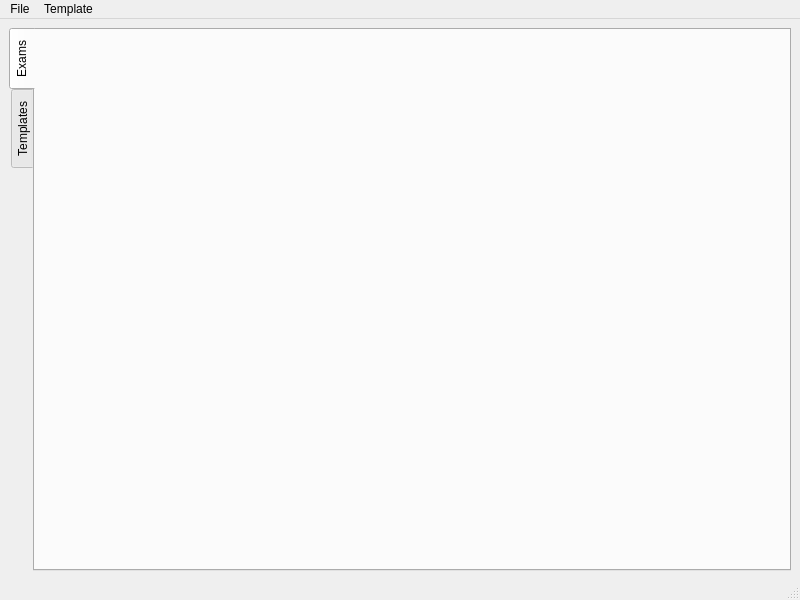
This is views/mainwindow.ui in GandalfM/automatic-exams-reader as Qt 5 draws it before an edit. The edited form follows.
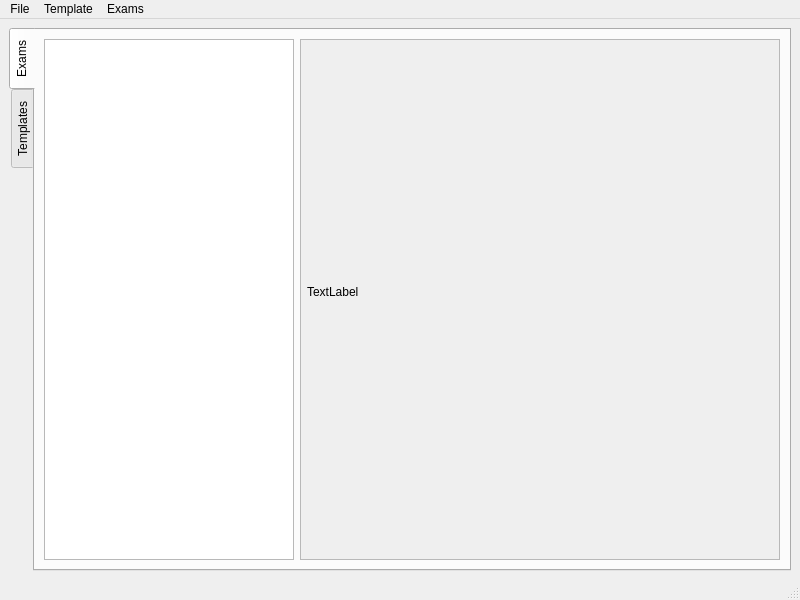
This is the edited form. The open tabs and pages were chosen to show the change.

Commit message: Added simple exam view

Diff of the .ui file:
```diff
--- a/views/mainwindow.ui
+++ b/views/mainwindow.ui
@@ -54,7 +54,57 @@
        <attribute name="title">
         <string>Exams</string>
        </attribute>
-       <layout class="QHBoxLayout" name="horizontalLayout_2"/>
+       <layout class="QHBoxLayout" name="horizontalLayout_2">
+        <item>
+         <widget class="QListView" name="examListView">
+          <property name="maximumSize">
+           <size>
+            <width>250</width>
+            <height>16777215</height>
+           </size>
+          </property>
+         </widget>
+        </item>
+        <item>
+         <widget class="QScrollArea" name="scrollArea">
+          <property name="widgetResizable">
+           <bool>true</bool>
+          </property>
+          <widget class="QWidget" name="scrollAreaWidgetContents">
+           <property name="geometry">
+            <rect>
+             <x>0</x>
+             <y>0</y>
+             <width>480</width>
+             <height>515</height>
+            </rect>
+           </property>
+           <widget class="QLabel" name="imageLabel">
+            <property name="geometry">
+             <rect>
+              <x>6</x>
+              <y>-4</y>
+              <width>471</width>
+              <height>511</height>
+             </rect>
+            </property>
+            <property name="sizePolicy">
+             <sizepolicy hsizetype="Ignored" vsizetype="Ignored">
+              <horstretch>0</horstretch>
+              <verstretch>0</verstretch>
+             </sizepolicy>
+            </property>
+            <property name="text">
+             <string>TextLabel</string>
+            </property>
+            <property name="scaledContents">
+             <bool>true</bool>
+            </property>
+           </widget>
+          </widget>
+         </widget>
+        </item>
+       </layout>
       </widget>
       <widget class="QWidget" name="templates">
        <attribute name="title">
@@ -93,7 +143,7 @@
      <x>0</x>
      <y>0</y>
      <width>800</width>
-     <height>27</height>
+     <height>21</height>
     </rect>
    </property>
    <property name="maximumSize">
@@ -114,8 +164,15 @@
     </property>
     <addaction name="actionTemplateOpen"/>
    </widget>
+   <widget class="QMenu" name="menuExam">
+    <property name="title">
+     <string>Exams</string>
+    </property>
+    <addaction name="actionExamsImport"/>
+   </widget>
    <addaction name="menuFile"/>
    <addaction name="menuTemplate"/>
+   <addaction name="menuExam"/>
   </widget>
   <widget class="QStatusBar" name="statusbar">
    <property name="maximumSize">
```
Left out of the diff: 7 changed lines with no effect on the pictures. The commit also changes 5 other files.
